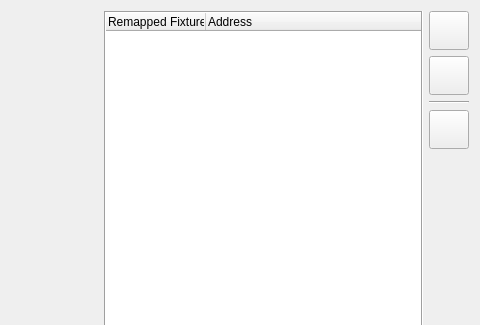
This is ui/src/fixtureremap.ui in mcallegari/qlcplus as Qt 5 draws it before an edit; both pictures show x 338 to 818 and y 0 to 325 of the 818 by 494 pixel window. The edited form follows.
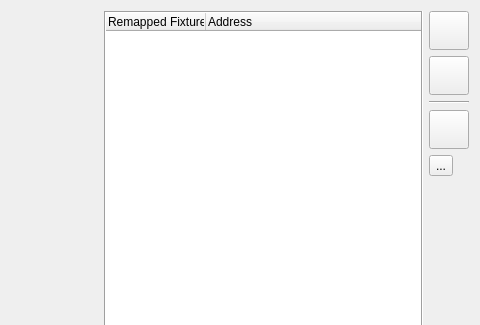
This is the edited form. Icons and pictures are not drawn.

Commit message: Added channels unmap to Fixture remap dialog

```diff
--- a/ui/src/fixtureremap.ui
+++ b/ui/src/fixtureremap.ui
@@ -80,6 +80,26 @@
          </property>
         </widget>
        </item>
+       <item>
+        <widget class="QToolButton" name="m_unmapButton">
+         <property name="toolTip">
+          <string>Disconnect selections...</string>
+         </property>
+         <property name="text">
+          <string>...</string>
+         </property>
+         <property name="icon">
+          <iconset resource="qlcui.qrc">
+           <normaloff>:/fileclose.png</normaloff>:/fileclose.png</iconset>
+         </property>
+         <property name="iconSize">
+          <size>
+           <width>32</width>
+           <height>32</height>
+          </size>
+         </property>
+        </widget>
+       </item>
        <item>
         <spacer name="verticalSpacer">
          <property name="orientation">
```
The commit also changes 2 other files.
